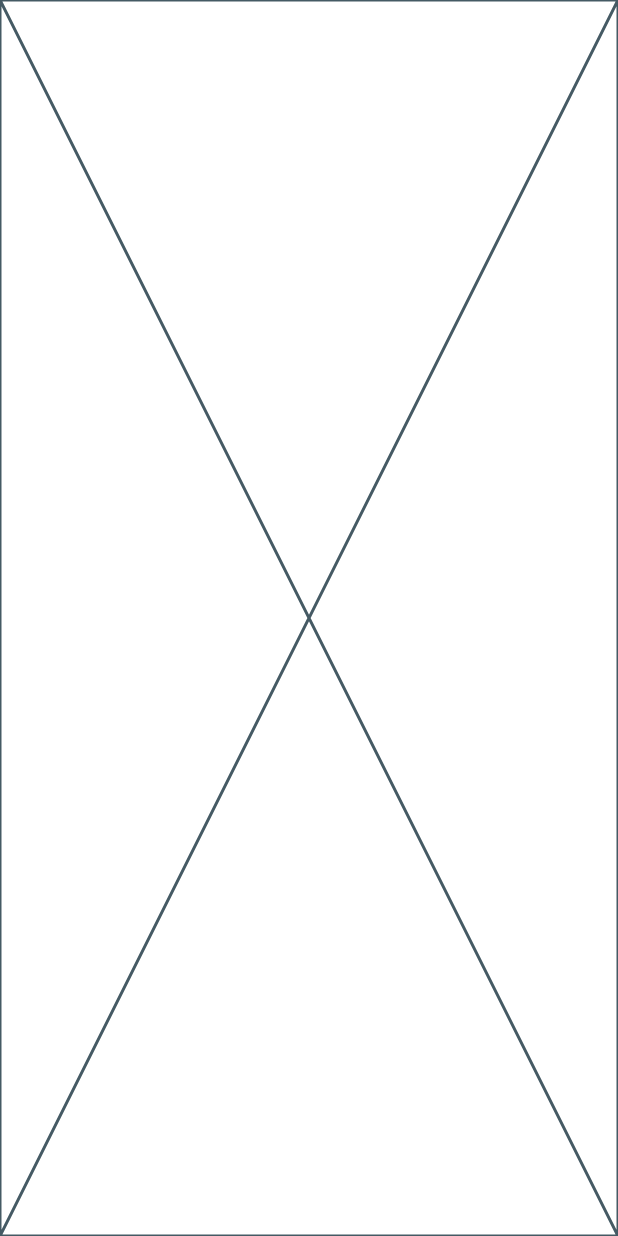
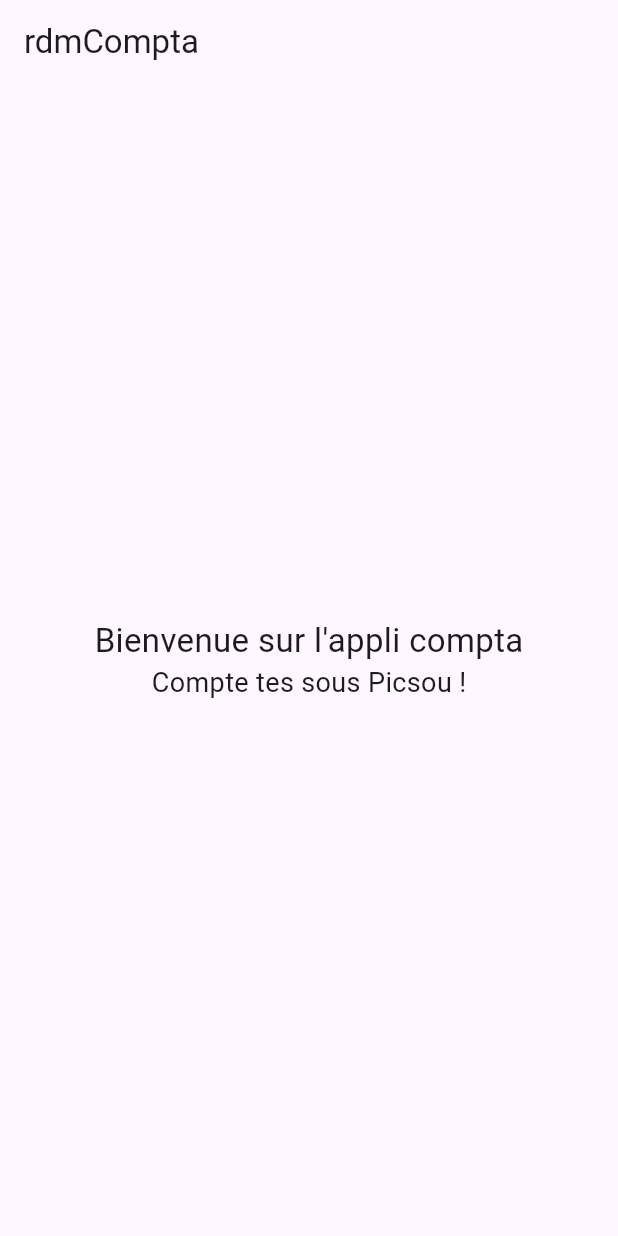
Before and after one commit to rdmarmotte/rdm_compta, a Flutter app: the screen it shows after launch, on a phone screen of 412 x 824 dp. Run offline on Flutter 3.47's test engine with Material 3 defaults, Android fonts, the light colour scheme and no system bars.

Commit message:
First visual test

```diff
--- a/lib/main.dart
+++ b/lib/main.dart
@@ -9,6 +9,31 @@ class MyApp extends StatelessWidget {
 
   @override
   Widget build(BuildContext context) {
-    return const Placeholder();
+    return  MaterialApp(
+      home: Scaffold(
+        appBar: AppBar(
+          title: const Text("rdmCompta"),
+        ),
+        body: const Center(
+            child: Column(
+              mainAxisAlignment: MainAxisAlignment.center,
+              children: [
+                Text(
+                    "Bienvenue sur l'appli compta",
+                  style: TextStyle(
+                    fontSize: 22
+                  )
+                ),
+                Text(
+                    "Compte tes sous Picsou !",
+                    style: TextStyle(
+                        fontSize: 18
+                    )
+                ),
+              ],
+            )
+        ),
+      )
+    );
   }
 }
```
Also changed, not shown: pubspec.lock.
